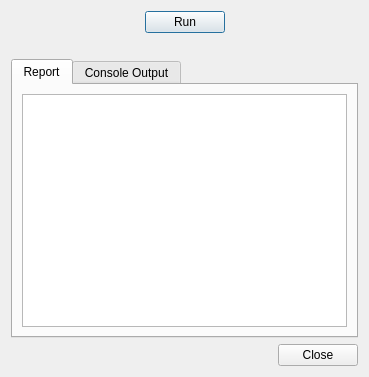
Before: the Qt Designer form ConfigurationEditingTool/src/tasktoolrundialog.ui in MickaelOnTheWave/GuimicK, drawn with Qt 5.
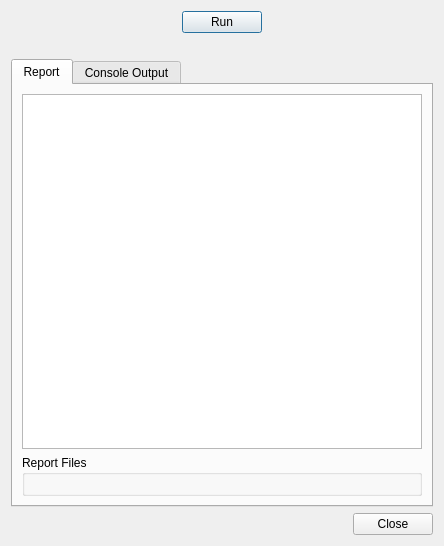
After: the same form once the commit is applied.

Commit message: Added link for report files in Configuration editor run window.

Patch:
```diff
--- a/ConfigurationEditingTool/src/tasktoolrundialog.ui
+++ b/ConfigurationEditingTool/src/tasktoolrundialog.ui
@@ -6,8 +6,8 @@
    <rect>
     <x>0</x>
     <y>0</y>
-    <width>369</width>
-    <height>377</height>
+    <width>444</width>
+    <height>546</height>
    </rect>
   </property>
   <property name="windowTitle">
@@ -76,10 +76,18 @@
       <attribute name="title">
        <string>Report</string>
       </attribute>
-      <layout class="QVBoxLayout" name="verticalLayout_2">
+      <layout class="QVBoxLayout" name="verticalLayout_3">
        <item>
         <widget class="QTextBrowser" name="textBrowser"/>
        </item>
+       <item>
+        <widget class="QGroupBox" name="filesBox">
+         <property name="title">
+          <string>Report Files</string>
+         </property>
+         <layout class="QVBoxLayout" name="verticalLayout_2"/>
+        </widget>
+       </item>
       </layout>
      </widget>
      <widget class="QWidget" name="tabOutput">
```
The commit also changes 4 other files.
